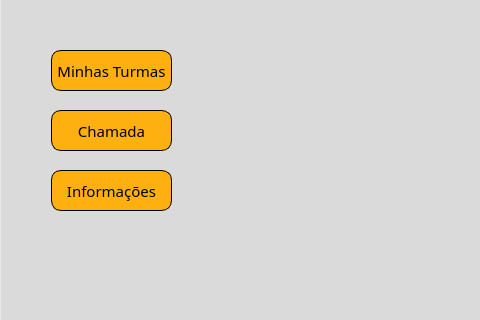
Old version of the form menu-professor.ui in the repository vitoradsp/academicsys; both pictures show x 0 to 480 and y 116 to 436 of the 842 by 585 pixel window.
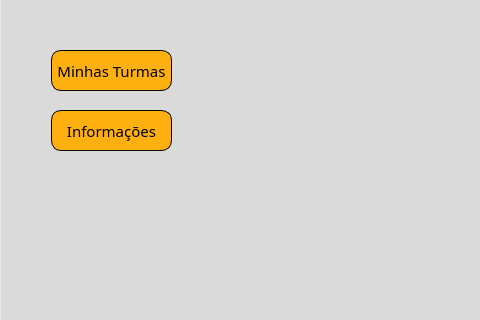
New version of the form. The open tabs and pages were chosen to show the change. Icons and pictures are not drawn.

Diff of the .ui file:
```diff
--- a/menu-professor.ui
+++ b/menu-professor.ui
@@ -105,36 +105,11 @@
        <string>Logout</string>
       </property>
      </widget>
-     <widget class="QPushButton" name="btnchamada">
-      <property name="geometry">
-       <rect>
-        <x>50</x>
-        <y>200</y>
-        <width>121</width>
-        <height>41</height>
-       </rect>
-      </property>
-      <property name="font">
-       <font>
-        <family>Yu Gothic Medium</family>
-        <pointsize>11</pointsize>
-       </font>
-      </property>
-      <property name="styleSheet">
-       <string notr="true">border: 1px solid black;
-border-radius: 10px;
-background-color: rgb(255, 176, 17)
-</string>
-      </property>
-      <property name="text">
-       <string>Chamada</string>
-      </property>
-     </widget>
      <widget class="QPushButton" name="btninformacoes">
       <property name="geometry">
        <rect>
         <x>50</x>
-        <y>260</y>
+        <y>200</y>
         <width>121</width>
         <height>41</height>
        </rect>
```
Left out of the diff: 24 changed lines with no effect on the pictures.
